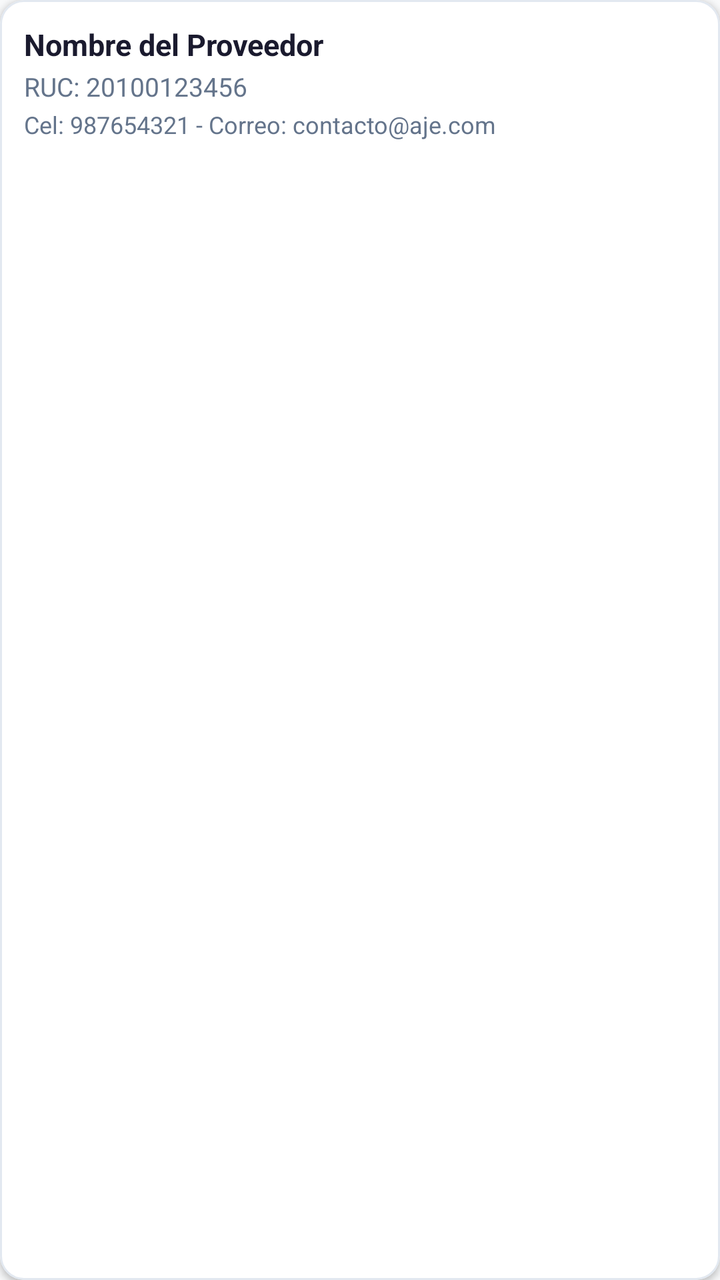
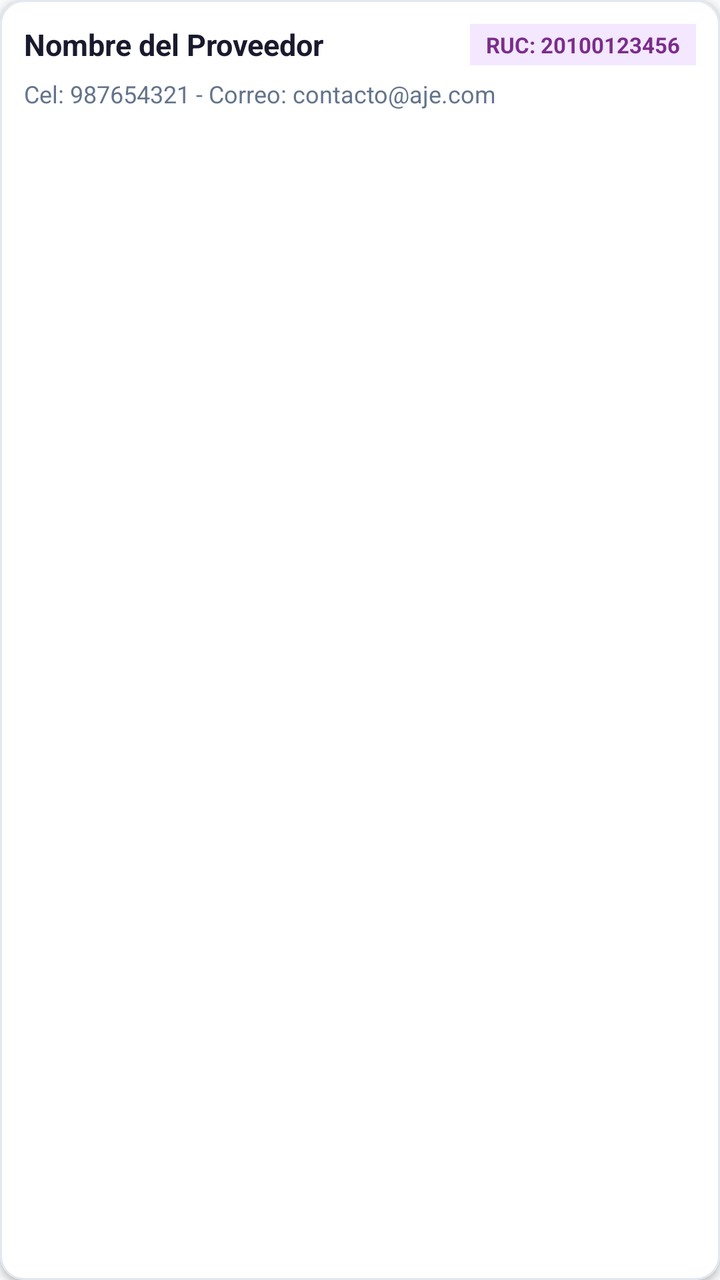

An Android layout rendered at two revisions. The XML below is the earlier revision; the diff shows what the commit changed to produce the second picture.
<!-- AndroidManifest.xml: application theme Theme.MiniMarketApp -->
<!-- res/layout/item_proveedor.xml -->
<?xml version="1.0" encoding="utf-8"?>
<com.google.android.material.card.MaterialCardView
    xmlns:android="http://schemas.android.com/apk/res/android"
    xmlns:app="http://schemas.android.com/apk/res-auto"
    android:layout_width="match_parent"
    android:layout_height="wrap_content"
    android:layout_marginBottom="8dp"
    app:cardCornerRadius="12dp"
    app:cardElevation="2dp"
    app:cardBackgroundColor="@color/fondo_card">

    <LinearLayout
        android:layout_width="match_parent"
        android:layout_height="wrap_content"
        android:orientation="vertical"
        android:padding="12dp">

        <TextView
            android:id="@+id/tvNombreProveedor"
            android:layout_width="wrap_content"
            android:layout_height="wrap_content"
            android:text="Nombre del Proveedor"
            android:textColor="@color/texto_principal"
            android:textSize="15sp"
            android:textStyle="bold"/>

        <TextView
            android:id="@+id/tvRuc"
            android:layout_width="wrap_content"
            android:layout_height="wrap_content"
            android:text="RUC: 20100123456"
            android:textColor="@color/texto_secundario"
            android:textSize="13sp"
            android:layout_marginTop="2dp"/>

        <TextView
            android:id="@+id/tvContacto"
            android:layout_width="wrap_content"
            android:layout_height="wrap_content"
            android:text="Cel: 987654321 - Correo: contacto@aje.com"
            android:textColor="@color/texto_secundario"
            android:textSize="12sp"
            android:layout_marginTop="2dp"/>

    </LinearLayout>

</com.google.android.material.card.MaterialCardView>
<!-- resources referenced by this layout -->
<resources>
  <color name="fondo_card">#FFFFFF</color>
  <color name="texto_principal">#1A1A2E</color>
  <color name="texto_secundario">#64748B</color>
  <style name="Theme.MiniMarketApp" parent="Theme.MaterialComponents.DayNight.NoActionBar">
  
          
          <item name="colorPrimary">@color/verde_nav</item>
          <item name="colorPrimaryVariant">#388E3C</item>
          <item name="colorSecondary">@color/amarillo_accion</item>
          <item name="colorOnPrimary">@color/texto_sobre_verde</item>
          <item name="colorOnSecondary">@color/texto_sobre_amarillo</item>
  
          
          <item name="android:windowBackground">@color/fondo_general</item>
          <item name="android:colorBackground">@color/fondo_general</item>
  
          
          <item name="android:textColorPrimary">@color/texto_principal</item>
          <item name="android:textColorSecondary">@color/texto_secundario</item>
          <item name="android:textColorHint">@color/texto_hint</item>
  
          
          <item name="boxStrokeColor">@color/amarillo_accion</item>
          <item name="hintTextColor">@color/amarillo_accion</item>
  
          
          <item name="materialCardViewStyle">@style/Widget.App.CardView</item>
      </style>
  <color name="verde_nav">#4CAF50</color>
  <color name="amarillo_accion">#FFC107</color>
  <color name="texto_sobre_verde">#FFFFFF</color>
  <color name="texto_sobre_amarillo">#1A1A2E</color>
  <color name="fondo_general">#F8F9FA</color>
  <color name="texto_hint">#94A3B8</color>
  <style name="Widget.App.CardView" parent="Widget.MaterialComponents.CardView">
          <item name="cardBackgroundColor">@color/fondo_card</item>
          <item name="strokeColor">@color/borde_card</item>
          <item name="strokeWidth">1dp</item>
      </style>
  <color name="borde_card">#E2E8F0</color>
</resources>

<!-- the commit's change to res/layout/item_proveedor.xml (unified diff, before → after) -->
@@ -7,6 +7,8 @@
     android:layout_marginBottom="8dp"
     app:cardCornerRadius="12dp"
     app:cardElevation="2dp"
+    app:strokeColor="@color/borde_card"
+    app:strokeWidth="1dp"
     app:cardBackgroundColor="@color/fondo_card">
 
     <LinearLayout
@@ -15,23 +17,35 @@
         android:orientation="vertical"
         android:padding="12dp">
 
-        <TextView
-            android:id="@+id/tvNombreProveedor"
-            android:layout_width="wrap_content"
+        <LinearLayout
+            android:layout_width="match_parent"
             android:layout_height="wrap_content"
-            android:text="Nombre del Proveedor"
-            android:textColor="@color/texto_principal"
-            android:textSize="15sp"
-            android:textStyle="bold"/>
+            android:orientation="horizontal"
+            android:gravity="center_vertical">
 
-        <TextView
-            android:id="@+id/tvRuc"
-            android:layout_width="wrap_content"
-            android:layout_height="wrap_content"
-            android:text="RUC: 20100123456"
-            android:textColor="@color/texto_secundario"
-            android:textSize="13sp"
-            android:layout_marginTop="2dp"/>
+            <TextView
+                android:id="@+id/tvNombreProveedor"
+                android:layout_width="0dp"
+                android:layout_height="wrap_content"
+                android:layout_weight="1"
+                android:text="Nombre del Proveedor"
+                android:textColor="@color/texto_principal"
+                android:textSize="15sp"
+                android:textStyle="bold"/>
+
+            <TextView
+                android:id="@+id/tvRuc"
+                android:layout_width="wrap_content"
+                android:layout_height="wrap_content"
+                android:text="RUC: 20100123456"
+                android:textColor="@color/morado_scanner"
+                android:background="@color/bg_card_purple"
+                android:textSize="11sp"
+                android:textStyle="bold"
+                android:paddingHorizontal="8dp"
+                android:paddingVertical="3dp"/>
+
+        </LinearLayout>
 
         <TextView
             android:id="@+id/tvContacto"
@@ -40,7 +54,7 @@
             android:text="Cel: 987654321 - Correo: contacto@aje.com"
             android:textColor="@color/texto_secundario"
             android:textSize="12sp"
-            android:layout_marginTop="2dp"/>
+            android:layout_marginTop="6dp"/>
 
     </LinearLayout>
 
<!-- resource entries referenced after the edit -->
@@ -1,6 +1,8 @@
 <!-- resources referenced by this layout -->
 <resources>
+  <color name="bg_card_purple">#F3E8FF</color>
   <color name="fondo_card">#FFFFFF</color>
+  <color name="morado_scanner">#7B2D8B</color>
   <color name="texto_principal">#1A1A2E</color>
   <color name="texto_secundario">#64748B</color>
   <style name="Theme.MiniMarketApp" parent="Theme.MaterialComponents.DayNight.NoActionBar">
